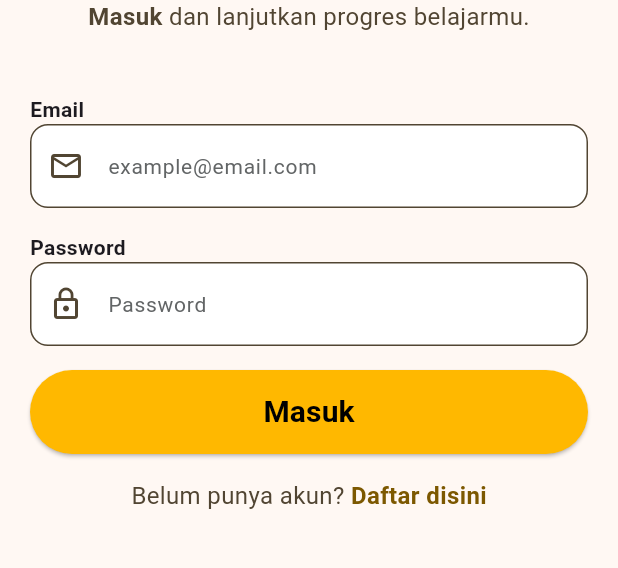
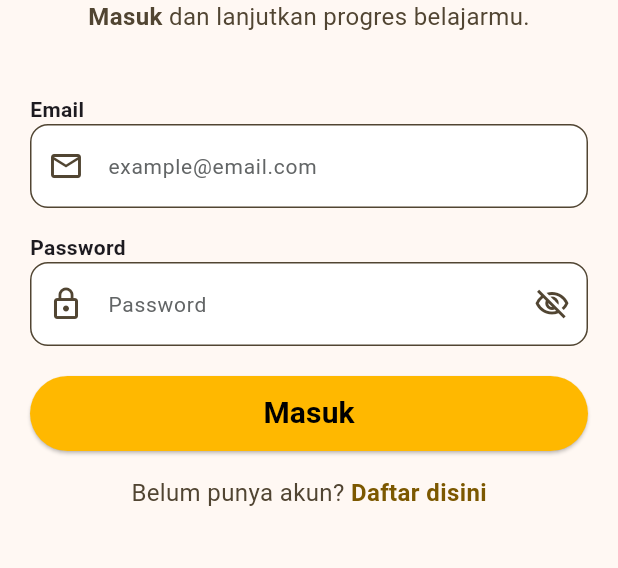
Before and after one commit to clarazefanya/DeeBee, a Flutter app: the screen it shows after launch, on a phone screen of 412 x 824 dp, the part 521-1089 px from its top. Run offline on Flutter 3.47's test engine with Material 3 defaults, Android fonts, the phone set to English and light mode, and no system bars.

Commit message:
feat: update component textformfield & button

```diff
--- a/lib/components/components.dart
+++ b/lib/components/components.dart
@@ -1,27 +1,60 @@
 import 'package:deebee_user/constants/colors.dart';
 import 'package:flutter/material.dart';
 
-//textformfield login register
-class TextFieldComponent extends StatelessWidget {
+// TEXTFORMFIELD LOGIN REGISTER
+class TextFieldComponent extends StatefulWidget {
   final IconData icon;
   final String hinttext;
+  final bool isPassword; //untuk password
 
   const TextFieldComponent({
     super.key,
     required this.icon,
     required this.hinttext,
+    this.isPassword = false, //optional hanya utk password
   });
+
+  @override
+  State<TextFieldComponent> createState() => _TextFieldComponentState();
+}
+
+class _TextFieldComponentState extends State<TextFieldComponent> {
+  //obsecure text utk password
+  bool obsecure = true;
 
   @override
   Widget build(BuildContext context) {
     return TextFormField(
+      obscureText: widget.isPassword ? obsecure : false,
+
       decoration: InputDecoration(
-        prefixIcon: Icon(icon),
+        prefixIcon: Icon(widget.icon),
         prefixIconColor: AppColors.primaryBrown,
 
-        hintText: hinttext,
+        hintText: widget.hinttext,
         hintStyle: TextStyle(color: const Color(0xFF626566), fontSize: 14),
 
+        //icon hide/show utk password. Jika isPassword true, return icon
+        suffixIcon: widget.isPassword
+            ? IconButton(
+                icon: Icon(
+                  obsecure
+                      ? Icons.visibility_off_outlined
+                      : Icons.visibility_outlined,
+                  color: AppColors.primaryBrown,
+                ),
+                onPressed: () {
+                  setState(() {
+                    obsecure = !obsecure;
+                  });
+                },
+              )
+            : null,
+
+        // tinggi textfield (padding hintext)
+        // contentPadding: EdgeInsets.symmetric(vertical: 17),
+
+        // warna background textfield
         filled: true,
         fillColor: Color(0xFFFFFFFF),
 
@@ -53,36 +86,46 @@ class TextFieldComponent extends StatelessWidget {
   }
 }
 
-//yellow button full
-class ButtonFullComponent extends StatelessWidget {
+// BUTTON
+class ButtonComponent extends StatefulWidget {
   final String text;
+  final Color bgcolor;
   // final VoidCallback onPressed;
 
-  const ButtonFullComponent({
+  const ButtonComponent({
     super.key,
     required this.text,
+    required this.bgcolor,
     // required this.onPressed,
   });
 
   @override
+  State<ButtonComponent> createState() => _ButtonComponentState();
+}
+
+class _ButtonComponentState extends State<ButtonComponent> {
+  @override
   Widget build(BuildContext context) {
-    return ElevatedButton(
+    return SizedBox(
+      width: double.infinity,
+      height: 50,
+      child: ElevatedButton(
         onPressed: () {},
         style: ElevatedButton.styleFrom(
-        backgroundColor: AppColors.primaryHoney,
-        minimumSize: Size(double.infinity, 56),
+          backgroundColor: widget.bgcolor,
           shape: RoundedRectangleBorder(
             borderRadius: BorderRadius.circular(9999),
           ),
         ),
         child: Text(
-        text,
+          widget.text,
           style: TextStyle(
             color: AppColors.primaryBlack,
             fontWeight: FontWeight.bold,
             fontSize: 20,
           ),
         ),
+      ),
     );
   }
 }
--- a/lib/constants/colors.dart
+++ b/lib/constants/colors.dart
@@ -7,6 +7,8 @@ class AppColors {
 
   static const Color background = Color(0xFFFFF8F3);
 
+  static const Color whiteButton = Color(0xFFFFFFFF);
+
   // static const Color textPrimary = Color(0xFF222222);
   // static const Color textSecondary = Color(0xFF757575);
 
--- a/lib/login.dart
+++ b/lib/login.dart
@@ -91,11 +91,15 @@ class _LoginState extends State<Login> {
                     TextFieldComponent(
                       icon: Icons.lock_outline,
                       hinttext: 'Password',
+                      isPassword: true,
                     ),
-                    SizedBox(height: 16),
+                    SizedBox(height: 20),
 
                     //button masuk
-                    ButtonFullComponent(text: "Masuk"),
+                    ButtonComponent(
+                      text: "Masuk",
+                      bgcolor: AppColors.primaryHoney,
+                    ),
                     SizedBox(height: 16),
                   ],
                 ),
@@ -134,66 +138,4 @@ class _LoginState extends State<Login> {
       ),
     );
   }
-
-  // ElevatedButton ButtonFullComponent() {
-  //   return ElevatedButton(
-  //                 onPressed: () {
-  //                   setState(() {});
-  //                 },
-  //                 style: ElevatedButton.styleFrom(
-  //                   backgroundColor: AppColors.primaryHoney,
-  //                   minimumSize: Size(double.infinity, 56),
-  //                   shape: RoundedRectangleBorder(
-  //                     borderRadius: BorderRadius.circular(9999),
-  //                   ),
-  //                 ),
-  //                 child: Text(
-  //                   "Masuk",
-  //                   style: TextStyle(
-  //                     color: AppColors.primaryBlack,
-  //                     fontWeight: FontWeight.bold,
-  //                     fontSize: 20,
-  //                   ),
-  //                 ),
-  //               );
-  // }
-
-  // TextFormField textFieldComponent(IconData icon, String hintext) {
-  //   return TextFormField(
-  //     decoration: InputDecoration(
-  //       prefixIcon: Icon(icon),
-  //       prefixIconColor: AppColors.primaryBrown,
-
-  //       hintText: hintext,
-  //       hintStyle: TextStyle(color: const Color(0xFF626566), fontSize: 14),
-
-  //       filled: true,
-  //       fillColor: Color(0xFFFFFFFF),
-
-  //       // border normal
-  //       border: OutlineInputBorder(
-  //         borderRadius: BorderRadius.circular(12),
-  //         borderSide: BorderSide(color: AppColors.primaryBrown, width: 1),
-  //       ),
-
-  //       // border saat belum fokus
-  //       enabledBorder: OutlineInputBorder(
-  //         borderRadius: BorderRadius.circular(12),
-  //         borderSide: BorderSide(color: AppColors.primaryBrown, width: 1),
-  //       ),
-
-  //       // border saat diklik/focus
-  //       focusedBorder: OutlineInputBorder(
-  //         borderRadius: BorderRadius.circular(12),
-  //         borderSide: BorderSide(color: AppColors.primaryBrown, width: 2),
-  //       ),
-
-  //       // border saat input salah
-  //       errorBorder: OutlineInputBorder(
-  //         borderRadius: BorderRadius.circular(12),
-  //         borderSide: BorderSide(color: Colors.red, width: 2),
-  //       ),
-  //     ),
-  //   );
-  // }
 }
--- a/lib/register.dart
+++ b/lib/register.dart
@@ -12,6 +12,7 @@ class Register extends StatefulWidget {
 }
 
 class _RegisterState extends State<Register> {
+  //dummy data, nanti gambarnya diganti
   List<String> avatars = [
     'assets/images/User Avatar.png',
     'assets/images/User Avatar.png',
@@ -109,6 +110,7 @@ class _RegisterState extends State<Register> {
                     TextFieldComponent(
                       icon: Icons.lock_outline,
                       hinttext: 'Minimal 8 karakter',
+                      isPassword: true,
                     ),
                     SizedBox(height: 16),
 
@@ -120,6 +122,7 @@ class _RegisterState extends State<Register> {
                     TextFieldComponent(
                       icon: Icons.verified_user_outlined,
                       hinttext: 'Ulangi password',
+                      isPassword: true,
                     ),
                     SizedBox(height: 16),
 
@@ -128,7 +131,6 @@ class _RegisterState extends State<Register> {
                       "Pilih Avatar",
                       style: TextStyle(fontWeight: FontWeight.bold),
                     ),
-                    SizedBox(height: 16),
 
                     GridView.builder(
                       shrinkWrap: true,
@@ -172,7 +174,10 @@ class _RegisterState extends State<Register> {
                     SizedBox(height: 16),
 
                     //button daftar
-                    ButtonFullComponent(text: "Daftar"),
+                    ButtonComponent(
+                      text: "Daftar",
+                      bgcolor: AppColors.primaryHoney,
+                    ),
                     SizedBox(height: 16),
                   ],
                 ),
```
Lines whose indentation alone changed are shown as unchanged.
